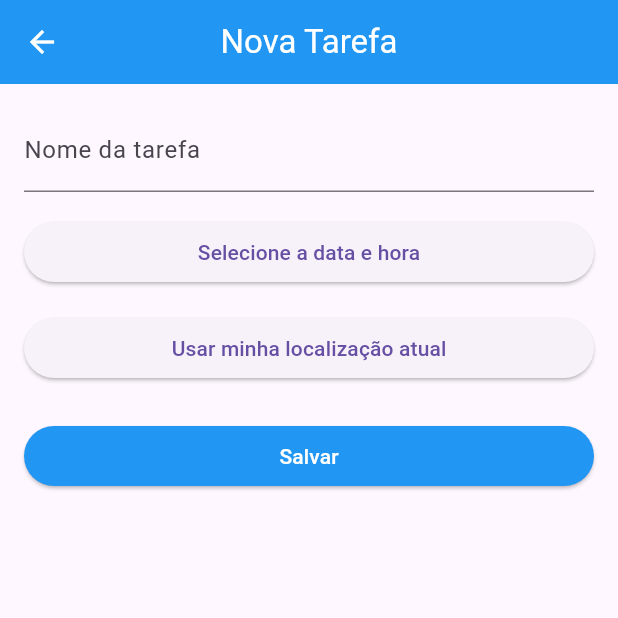
After one commit to BrenoLeiriaoNeto/lista_de_tarefas, a Flutter app: the screen it shows after launch, after a tap on the "add" icon, on a phone screen of 412 x 824 dp, the top half of it. The commit adds this screen. Run offline on Flutter 3.47's test engine with Material 3 defaults, Android fonts, the phone set to English and light mode, and no system bars; our stand-ins replace geocoding, geolocator.

Commit message:
feat(implement-tasks): add and read tasks working

```diff
--- a/lib/app.dart
+++ b/lib/app.dart
@@ -1,4 +1,5 @@
 import 'package:flutter/material.dart';
+import 'package:flutter_localizations/flutter_localizations.dart';
 import 'package:lista_de_tarefas/features/tasks/tasks_features.dart';
 
 class App extends StatelessWidget {
@@ -7,6 +8,12 @@ class App extends StatelessWidget {
   @override
   Widget build(BuildContext context) {
     return MaterialApp(
+      supportedLocales: const [Locale('en', 'US'), Locale('pt', 'BR')],
+      localizationsDelegates: const [
+        GlobalMaterialLocalizations.delegate,
+        GlobalWidgetsLocalizations.delegate,
+        GlobalCupertinoLocalizations.delegate,
+      ],
       theme: ThemeData(
         appBarTheme: const AppBarTheme(
           backgroundColor: Colors.blue,
@@ -14,7 +21,7 @@ class App extends StatelessWidget {
           centerTitle: true,
         ),
       ),
-      home: const TasksList(),
+      home: const TasksListPage(),
     );
   }
 }
--- /dev/null
+++ b/lib/core/widgets/app_layout.dart
@@ -0,0 +1,24 @@
+import 'package:flutter/material.dart';
+
+class AppLayout extends StatelessWidget {
+  final String title;
+  final Widget? floatingActionButton;
+  final Widget child;
+  const AppLayout({
+    super.key,
+    required this.title,
+    this.floatingActionButton,
+    required this.child,
+  });
+
+  @override
+  Widget build(BuildContext context) {
+    return Scaffold(
+      appBar: AppBar(title: Text(title)),
+      body: SafeArea(
+        child: Padding(padding: const EdgeInsets.all(16.0), child: child),
+      ),
+      floatingActionButton: floatingActionButton,
+    );
+  }
+}
--- a/lib/features/tasks/data/task_storage.dart
+++ b/lib/features/tasks/data/task_storage.dart
@@ -1,6 +1,12 @@
 import 'package:lista_de_tarefas/features/tasks/domain/task.dart';
 
 class TaskStorage {
+  static final TaskStorage _instance = TaskStorage._internal();
+
+  factory TaskStorage() => _instance;
+
+  TaskStorage._internal();
+
   final List<Task> _tasks = [];
 
   List<Task> getTasks() => List.unmodifiable(_tasks);
--- /dev/null
+++ b/lib/features/tasks/presentation/pages/task_create_page.dart
@@ -0,0 +1,22 @@
+import 'package:flutter/material.dart';
+import 'package:lista_de_tarefas/features/tasks/tasks_features.dart';
+
+class TaskCreatePage extends StatelessWidget {
+  const TaskCreatePage({super.key});
+
+  @override
+  Widget build(BuildContext context) {
+    void onSubmit(Task task) {
+      TaskRepository(TaskStorage()).addTask(task);
+      ScaffoldMessenger.of(context).showSnackBar(
+        const SnackBar(content: Text("Tarefa criada com sucesso!")),
+      );
+      Navigator.pop(context, true);
+    }
+
+    return AppLayout(
+      title: "Nova Tarefa",
+      child: TaskForm(onSubmit: onSubmit),
+    );
+  }
+}
--- /dev/null
+++ b/lib/features/tasks/presentation/pages/tasks_list_page.dart
@@ -0,0 +1,39 @@
+import 'package:flutter/material.dart';
+import 'package:lista_de_tarefas/features/tasks/tasks_features.dart';
+
+class TasksListPage extends StatefulWidget {
+  const TasksListPage({super.key});
+
+  @override
+  State<TasksListPage> createState() => _TasksListPageState();
+}
+
+class _TasksListPageState extends State<TasksListPage> {
+  List<Task> fetchTasks() => TaskRepository(TaskStorage()).getTasks();
+
+  @override
+  Widget build(BuildContext context) {
+    final tasks = fetchTasks();
+
+    return AppLayout(
+      title: "Lista de Tarefas",
+      floatingActionButton: FloatingActionButton(
+        onPressed: () async {
+          final created = await Navigator.push(
+            context,
+            MaterialPageRoute(builder: (_) => const TaskCreatePage()),
+          );
+
+          if (created == true) {
+            setState(() {});
+          }
+        },
+        backgroundColor: Colors.blue,
+        foregroundColor: Colors.white,
+        shape: const CircleBorder(),
+        child: const Icon(Icons.add),
+      ),
+      child: TasksList(tasks: tasks),
+    );
+  }
+}
--- a/lib/features/tasks/presentation/widgets/card_tasks.dart
+++ b/lib/features/tasks/presentation/widgets/card_tasks.dart
@@ -1,4 +1,5 @@
 import 'package:flutter/material.dart';
+import 'package:intl/intl.dart';
 import 'package:lista_de_tarefas/features/tasks/tasks_features.dart';
 
 class CardTasks extends StatelessWidget {
@@ -13,12 +14,18 @@ class CardTasks extends StatelessWidget {
         child: Column(
           crossAxisAlignment: CrossAxisAlignment.start,
           children: [
-            Text(task.nome, style: TextStyle(fontSize: 18, fontWeight: .w300)),
             Text(
-              task.dataHora.toIso8601String(),
+              "Tarefa: ${task.nome}",
+              style: TextStyle(fontSize: 18, fontWeight: .w500),
+            ),
+            Text(
+              "Data: ${DateFormat("dd/MM/yyyy HH:mm", "pt_BR").format(task.dataHora)}",
               style: TextStyle(fontSize: 16),
             ),
-            Text(task.localizacao.formatted, style: TextStyle(fontSize: 16)),
+            Text(
+              "Localização: ${task.localizacao.formatted}",
+              style: TextStyle(fontSize: 16),
+            ),
           ],
         ),
       ),
--- /dev/null
+++ b/lib/features/tasks/presentation/widgets/task_form.dart
@@ -0,0 +1,129 @@
+import 'package:flutter/material.dart';
+import 'package:intl/intl.dart';
+import 'package:lista_de_tarefas/features/tasks/tasks_features.dart';
+
+class TaskForm extends StatefulWidget {
+  final void Function(Task task) onSubmit;
+  const TaskForm({super.key, required this.onSubmit});
+
+  @override
+  State<TaskForm> createState() => _TaskFormState();
+}
+
+class _TaskFormState extends State<TaskForm> {
+  final _formKey = GlobalKey<FormState>();
+
+  final _nomeController = TextEditingController();
+  final _locationService = LocationService();
+
+  DateTime? _dataHora;
+  GeoLocation? _localizacao;
+
+  @override
+  Widget build(BuildContext context) {
+    final dateFormatted = _dataHora == null
+        ? "Selecione a data e hora"
+        : DateFormat("dd/MM/yyyy HH:mm", "pt_BR").format(_dataHora!);
+
+    final locationFormatted =
+        _localizacao?.formatted ?? "Usar minha localização atual";
+
+    return Form(
+      key: _formKey,
+      child: Column(
+        crossAxisAlignment: CrossAxisAlignment.stretch,
+        children: [
+          TextFormField(
+            controller: _nomeController,
+            decoration: const InputDecoration(labelText: "Nome da tarefa"),
+            validator: (value) =>
+                value == null || value.isEmpty ? "Campo obrigatório" : null,
+          ),
+          const SizedBox(height: 16),
+
+          ElevatedButton(onPressed: _pickDateTime, child: Text(dateFormatted)),
+
+          const SizedBox(height: 16),
+
+          ElevatedButton(
+            onPressed: _pickLocation,
+            child: Text(locationFormatted),
+          ),
+
+          const SizedBox(height: 24),
+
+          ElevatedButton(
+            onPressed: _submit,
+            style: ButtonStyle(
+              backgroundColor: WidgetStatePropertyAll(Colors.blue),
+              foregroundColor: WidgetStatePropertyAll(Colors.white),
+            ),
+            child: const Text("Salvar"),
+          ),
+        ],
+      ),
+    );
+  }
+
+  Future<void> _pickDateTime() async {
+    final date = await showDatePicker(
+      context: context,
+      initialDate: DateTime.now(),
+      firstDate: DateTime(2000),
+      lastDate: DateTime(2100),
+      locale: const Locale('pt', 'BR'),
+    );
+
+    if (date == null) return;
+
+    final time = await showTimePicker(
+      context: context,
+      initialTime: TimeOfDay.now(),
+    );
+
+    if (time == null) return;
+
+    setState(() {
+      _dataHora = DateTime(
+        date.year,
+        date.month,
+        date.day,
+        time.hour,
+        time.minute,
+      );
+    });
+  }
+
+  Future<void> _pickLocation() async {
+    try {
+      final pos = await _locationService.getCurrentLocation();
+      final address = await _locationService.getAddressFromLocation(pos);
+
+      setState(() {
+        _localizacao = GeoLocation(
+          pos.latitude,
+          pos.longitude,
+          address: address,
+        );
+      });
+    } catch (e) {
+      ScaffoldMessenger.of(context).showSnackBar(
+        SnackBar(content: Text("Não foi possível obter a localização: $e")),
+      );
+    }
+  }
+
+  void _submit() {
+    if (!_formKey.currentState!.validate()) return;
+    if (_dataHora == null) return;
+    if (_localizacao == null) return;
+
+    final task = Task(
+      nome: _nomeController.text,
+      dataHora: _dataHora!,
+      localizacao: _localizacao!,
+    );
+
+    widget.onSubmit(task);
+  }
+}
--- /dev/null
+++ b/lib/features/tasks/presentation/widgets/tasks_list.dart
@@ -0,0 +1,22 @@
+import 'package:flutter/material.dart';
+import 'package:lista_de_tarefas/features/tasks/tasks_features.dart';
+
+class TasksList extends StatelessWidget {
+  final List<Task> tasks;
+  const TasksList({super.key, required this.tasks});
+
+  @override
+  Widget build(BuildContext context) {
+    return tasks.isEmpty
+        ? Center(child: NoTasks())
+        : ListView.builder(
+            itemCount: tasks.length,
+            itemBuilder: (context, index) {
+              return Padding(
+                padding: const EdgeInsets.symmetric(vertical: 8.0),
+                child: CardTasks(task: tasks[index]),
+              );
+            },
+          );
+  }
+}
--- a/lib/features/tasks/tasks_features.dart
+++ b/lib/features/tasks/tasks_features.dart
@@ -1,8 +1,12 @@
 export 'data/task_repository.dart';
 export 'data/task_storage.dart';
-export 'presentation/pages/tasks_list.dart';
+export 'presentation/pages/tasks_list_page.dart';
+export 'presentation/pages/task_create_page.dart';
 export 'presentation/widgets/card_tasks.dart';
 export 'presentation/widgets/no_tasks.dart';
+export 'presentation/widgets/task_form.dart';
+export 'presentation/widgets/tasks_list.dart';
 export 'domain/task.dart';
 export 'domain/geo_location.dart';
 export '../../core/services/location_service.dart';
+export '../../core/widgets/app_layout.dart';
--- a/pubspec.yaml
+++ b/pubspec.yaml
@@ -29,6 +29,9 @@ environment:
 # versions available, run `flutter pub outdated`.
 dependencies:
   flutter:
+    sdk: flutter
+
+  flutter_localizations:
     sdk: flutter
 
   # The following adds the Cupertino Icons font to your application.
```
Also changed, not shown: lib/features/tasks/presentation/pages/tasks_list.dart (deleted, +0 -28 lines), pubspec.lock, 2 other files.
